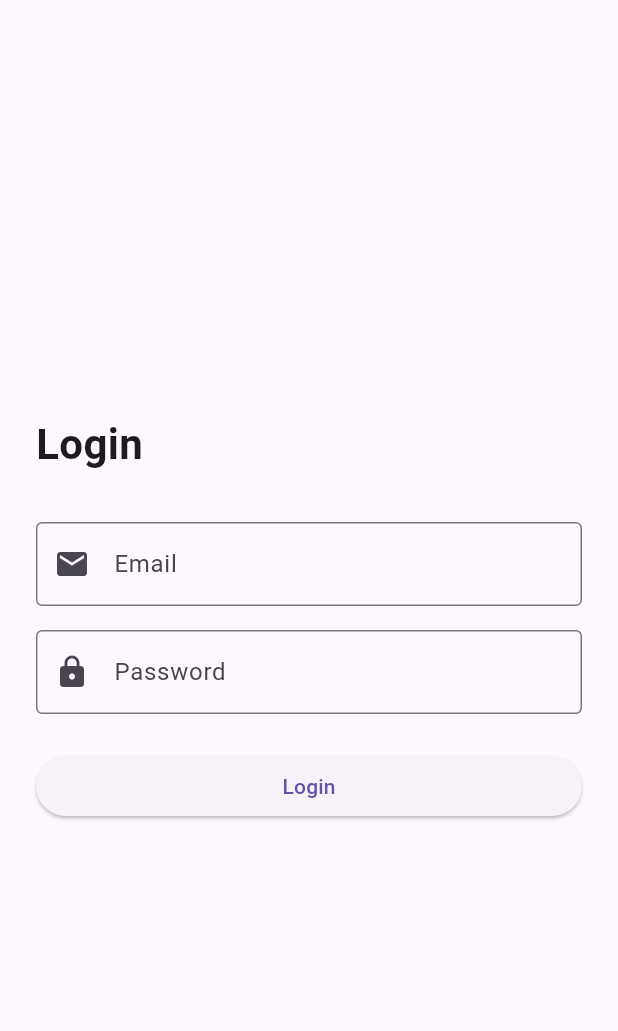
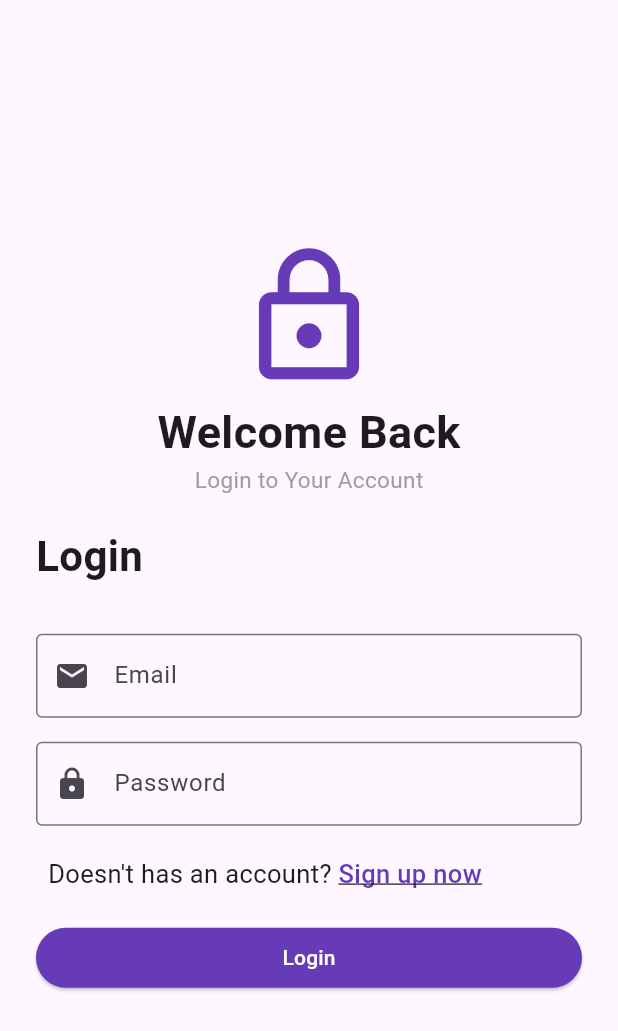
Before and after one commit to mohamed-elrabany/Flutter-_Section_Task, a Flutter app: the LoginPage screen opened directly, on a phone screen of 412 x 824 dp. Shown: the top 1031 px of the screen. Run offline on Flutter 3.47's test engine with Material 3 defaults, Android fonts, the light colour scheme and no system bars; our stand-ins replace animated_splash_screen, image_picker, page_transition, shared_preferences; accounts and stored records are empty.

Commit message:
Login and signup logic is done

```diff
--- a/lib/add_item/add_item_screen.dart
+++ b/lib/add_item/add_item_screen.dart
@@ -76,7 +76,6 @@ class _AddItemScreenState extends State<AddItemScreen> {
                  : Row(
                    children: [
                      Container(
-
                          color: Colors.white38,
                          height: 100,
                          width: 100,
--- /dev/null
+++ b/lib/login/login_page/login_screen.dart
@@ -0,0 +1,128 @@
+import 'package:flutter/material.dart';
+import 'package:flutter_taskone/dashboard/nav_bar.dart';
+import 'package:flutter_taskone/login/login_model.dart';
+import 'package:flutter_taskone/signup/signup_page/signup_screen.dart';
+import 'package:provider/provider.dart';
+
+class LoginPage extends StatelessWidget {
+  const LoginPage({super.key});
+
+  @override
+  Widget build(BuildContext context) {
+    return Scaffold(
+      body: Center(
+        child: Padding(
+          padding: EdgeInsets.all(24),
+          child: Consumer<LoginModel>(
+            builder: (context, loginModel, child)
+            { return Column(
+              mainAxisSize: MainAxisSize.min,
+              crossAxisAlignment: CrossAxisAlignment.start,
+              children: [
+
+                Padding(
+                  padding: const EdgeInsets.all(0.0),
+                  child: Center(child: ClipOval(child: Icon(
+                    Icons.lock_outline, size: 100,
+                    color: Colors.deepPurple,),)),
+                ),
+                SizedBox(height: 5,),
+                Center(child: Column(
+                  children: [
+                    Text("Welcome Back",
+                      style: TextStyle(fontSize: 30, fontWeight: FontWeight
+                          .bold),),
+                    Text("Login to Your Account",
+                      style: TextStyle(fontSize: 15, color: Colors.grey),)
+                  ],
+                )),
+                SizedBox(height: 20,),
+
+                Text(
+                  'Login',
+                  style: TextStyle(
+                    fontSize: 28,
+                    fontWeight: FontWeight.bold,
+                  ),
+                ),
+                SizedBox(height: 32),
+
+                TextField(
+                  controller: loginModel.enteredEmail,
+                  decoration: InputDecoration(
+                    hintText: 'Email',
+                    prefixIcon: Icon(Icons.email),
+                    border: OutlineInputBorder(),
+                  ),
+                ),
+                SizedBox(height: 16),
+
+                TextField(
+                  controller: loginModel.enteredPassword,
+                  obscureText: true,
+                  decoration: InputDecoration(
+                    hintText: 'Password',
+                    prefixIcon: Icon(Icons.lock),
+                    border: OutlineInputBorder(),
+                  ),
+                ),
+                SizedBox(height: 12),
+
+                Padding(
+                  padding: const EdgeInsets.all(8.0),
+                  child: Row(
+                    children: [
+                      Text("Doesn't has an account? ",
+                        style: TextStyle(fontSize: 17),)
+                      ,
+                      InkWell(onTap: () {
+                        Navigator.push((context), MaterialPageRoute(
+                            builder: (context) => SignupScreen()));
+                        loginModel.clearVar();
+                      }, child: Padding(
+                        padding: const EdgeInsets.all(0.0),
+                        child: Text("Sign up now", style: TextStyle(
+                            fontSize: 17,
+                            decoration: TextDecoration.underline,
+                            color: Colors.deepPurple,
+                            fontWeight: FontWeight.w500),),
+                      ),),
+                    ],
+                  ),
+                ),
+                SizedBox(height: 12),
+
+                SizedBox(
+                  width: double.infinity,
+                  child: ElevatedButton(
+                    onPressed: () async {
+                      if(await loginModel.checkLogin()){
+                        loginModel.clearVar();
+                        Navigator.pushReplacement(
+                            context, MaterialPageRoute(builder: (context) =>
+                            NavBar()));
+                      }else{
+                        ScaffoldMessenger.of(context).showSnackBar(
+                          SnackBar(
+                            content: Text("Please fill all fields correctly"),
+                            backgroundColor: Colors.red,
+                          ),
+                        );
+                      }
+                    }
+                    ,
+                    style: ElevatedButton.styleFrom(
+                        backgroundColor: Colors.deepPurple)
+                    ,
+                    child: Text(
+                      'Login', style: TextStyle(color: Colors.white),),
+                  ),
+                ),
+              ],
+            );},
+          ),
+        ),
+      ),
+    );
+  }
+}
--- a/lib/profile/user.dart
+++ b/lib/profile/user.dart
@@ -7,5 +7,8 @@ class User{
   String ? bio;
   File ? image;
 
-  User({required this.name, required this.bio, required this.image});
+
+
+
+  User({ required this.name,  required this.bio, required this.image});
 }
--- a/lib/regestration/login.dart
+++ /dev/null
@@ -1,59 +0,0 @@
-import 'package:flutter/material.dart';
-
-class LoginPage extends StatelessWidget {
-  const LoginPage({super.key});
-
-  @override
-  Widget build(BuildContext context) {
-    return Scaffold(
-      body: Center(
-        child: Padding(
-          padding: EdgeInsets.all(24),
-          child: Column(
-            mainAxisSize: MainAxisSize.min,
-            crossAxisAlignment: CrossAxisAlignment.start,
-            children: [
-              Text(
-                'Login',
-                style: TextStyle(
-                  fontSize: 28,
-                  fontWeight: FontWeight.bold,
-                ),
-              ),
-              SizedBox(height: 32),
-
-              TextField(
-                decoration: InputDecoration(
-                  hintText: 'Email',
-                  prefixIcon: Icon(Icons.email),
-                  border: OutlineInputBorder(),
-                ),
-              ),
-              SizedBox(height: 16),
-
-              TextField(
-                obscureText: true,
-                decoration: InputDecoration(
-                  hintText: 'Password',
-                  prefixIcon: Icon(Icons.lock),
-                  border: OutlineInputBorder(),
-                ),
-              ),
-              SizedBox(height: 24),
-
-              SizedBox(
-                width: double.infinity,
-                child: ElevatedButton(
-                  onPressed: () {
-
-                  },
-                  child: Text('Login'),
-                ),
-              ),
-            ],
-          ),
-        ),
-      ),
-    );
-  }
-}
```
Also changed, not shown: lib/login/login_model.dart (added, +35 -0 lines), lib/main.dart (+7 -3 lines), lib/profile/profile_page/profile_page.dart (+54 -33 lines), lib/screen/splash_animated.dart (deleted, +0 -19 lines), lib/signup/signup_model.dart (added, +69 -0 lines), lib/signup/signup_page/signup_screen.dart (added, +165 -0 lines), lib/signup/user_data.dart (added, +8 -0 lines), lib/splash/splash_animated.dart (added, +44 -0 lines).
